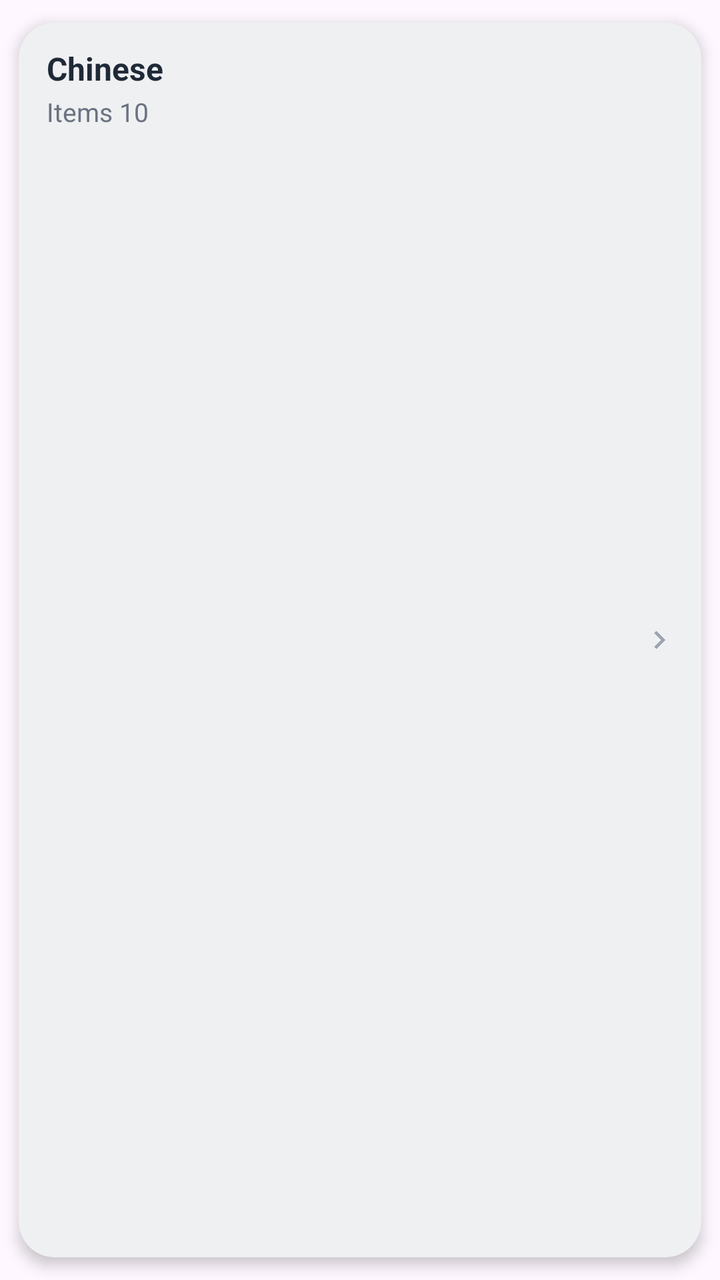
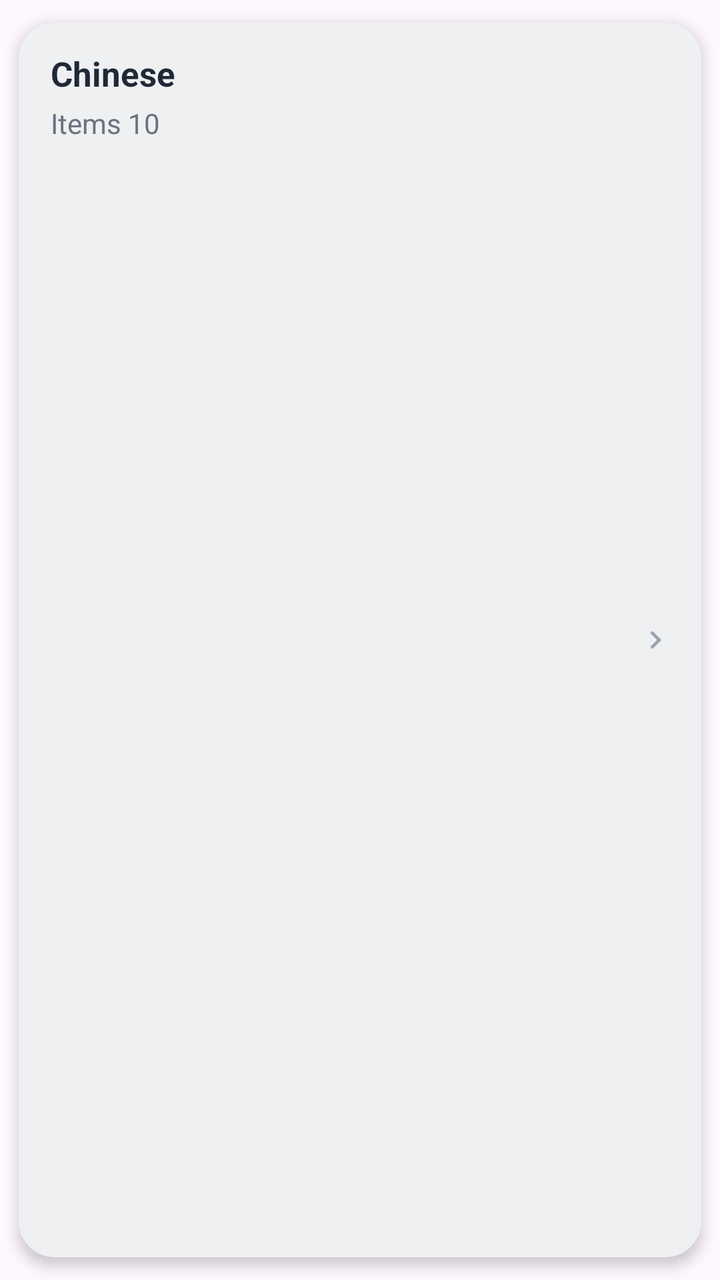

The first picture is an Android layout as it rendered before a commit; the second is the same layout after the commit. The layout source and the unified diff follow.
<!-- AndroidManifest.xml: application theme Theme.StreetFeast -->
<!-- res/layout/item_category.xml -->
<?xml version="1.0" encoding="utf-8"?>

<androidx.cardview.widget.CardView xmlns:android="http://schemas.android.com/apk/res/android"
    xmlns:app="http://schemas.android.com/apk/res-auto"
    android:layout_width="0dp"
    android:layout_height="66dp"
    app:cardCornerRadius="@dimen/sf_radius_l"
    app:cardUseCompatPadding="true"
    app:cardElevation="4dp"
    app:cardBackgroundColor="@color/sf_surface_soft2">

    <androidx.constraintlayout.widget.ConstraintLayout
        android:layout_width="match_parent"
        android:layout_height="match_parent"
        android:paddingStart="14dp"
        android:paddingEnd="12dp">

        <TextView
            android:id="@+id/tvCat"
            android:layout_width="0dp"
            android:layout_height="wrap_content"
            android:text="Chinese"
            android:textColor="@color/sf_text_primary"
            android:textSize="16sp"
            android:textStyle="bold"
            app:layout_constraintStart_toStartOf="parent"
            app:layout_constraintTop_toTopOf="parent"
            app:layout_constraintEnd_toStartOf="@id/ivArrow"
            android:layout_marginTop="12dp"/>

        <TextView
            android:id="@+id/tvItems"
            android:layout_width="0dp"
            android:layout_height="wrap_content"
            android:text="Items 10"
            android:textColor="@color/sf_text_secondary"
            android:textSize="13sp"
            app:layout_constraintStart_toStartOf="@id/tvCat"
            app:layout_constraintTop_toBottomOf="@id/tvCat"
            app:layout_constraintEnd_toStartOf="@id/ivArrow"
            android:layout_marginTop="2dp"/>

        <ImageView
            android:id="@+id/ivArrow"
            android:layout_width="18dp"
            android:layout_height="18dp"
            android:src="@drawable/ic_chev_right_20"
            app:layout_constraintEnd_toEndOf="parent"
            app:layout_constraintTop_toTopOf="parent"
            app:layout_constraintBottom_toBottomOf="parent"/>

    </androidx.constraintlayout.widget.ConstraintLayout>
</androidx.cardview.widget.CardView>
<!-- resources referenced by this layout -->
<resources>
  <color name="sf_surface_soft2">#EFF0F2</color>
  <color name="sf_text_primary">#1F2937</color>
  <color name="sf_text_secondary">#6B7280</color>
  <dimen name="sf_radius_l">18dp</dimen>
  <!-- drawable ic_chev_right_20 (drawable) -->
  <vector xmlns:android="http://schemas.android.com/apk/res/android"
      android:width="20dp" android:height="20dp"
      android:viewportWidth="24" android:viewportHeight="24">
      <path android:fillColor="#9CA3AF"
          android:pathData="M8.6,16.6 10,18l6,-6 -6,-6 -1.4,1.4L13.2,12z"/>
  </vector>
  <style name="Theme.StreetFeast" parent="Base.Theme.StreetFeast" />
  <style name="Base.Theme.StreetFeast" parent="Theme.Material3.Light.NoActionBar">
          <item name="colorPrimary">@color/action_primary</item>
          <item name="colorOnPrimary">@color/white</item>
          <item name="android:statusBarColor">@color/white</item>
          <item name="android:windowLightStatusBar">true</item>
          <item name="android:textColorPrimary">@color/text_primary</item>
          <item name="android:textColorSecondary">@color/text_secondary</item>
      </style>
  <color name="action_primary">#22C55E</color>
  <color name="white">#FFFFFFFF</color>
  <color name="text_primary">#1F2937</color>
  <color name="text_secondary">#6B7280</color>
</resources>

<!-- the commit's change to res/layout/item_category.xml (unified diff, before → after) -->
@@ -1,9 +1,8 @@
 <?xml version="1.0" encoding="utf-8"?>
-
 <androidx.cardview.widget.CardView xmlns:android="http://schemas.android.com/apk/res/android"
     xmlns:app="http://schemas.android.com/apk/res-auto"
     android:layout_width="0dp"
-    android:layout_height="66dp"
+    android:layout_height="80dp"
     app:cardCornerRadius="@dimen/sf_radius_l"
     app:cardUseCompatPadding="true"
     app:cardElevation="4dp"
@@ -12,8 +11,10 @@
     <androidx.constraintlayout.widget.ConstraintLayout
         android:layout_width="match_parent"
         android:layout_height="match_parent"
-        android:paddingStart="14dp"
-        android:paddingEnd="12dp">
+        android:paddingStart="16dp"
+        android:paddingEnd="14dp"
+        android:paddingTop="14dp"
+        android:paddingBottom="14dp">
 
         <TextView
             android:id="@+id/tvCat"
@@ -21,12 +22,11 @@
             android:layout_height="wrap_content"
             android:text="Chinese"
             android:textColor="@color/sf_text_primary"
-            android:textSize="16sp"
+            android:textSize="17sp"
             android:textStyle="bold"
             app:layout_constraintStart_toStartOf="parent"
             app:layout_constraintTop_toTopOf="parent"
-            app:layout_constraintEnd_toStartOf="@id/ivArrow"
-            android:layout_marginTop="12dp"/>
+            app:layout_constraintEnd_toStartOf="@id/ivArrow"/>
 
         <TextView
             android:id="@+id/tvItems"
@@ -34,11 +34,11 @@
             android:layout_height="wrap_content"
             android:text="Items 10"
             android:textColor="@color/sf_text_secondary"
-            android:textSize="13sp"
+            android:textSize="14sp"
             app:layout_constraintStart_toStartOf="@id/tvCat"
             app:layout_constraintTop_toBottomOf="@id/tvCat"
             app:layout_constraintEnd_toStartOf="@id/ivArrow"
-            android:layout_marginTop="2dp"/>
+            android:layout_marginTop="4dp"/>
 
         <ImageView
             android:id="@+id/ivArrow"
